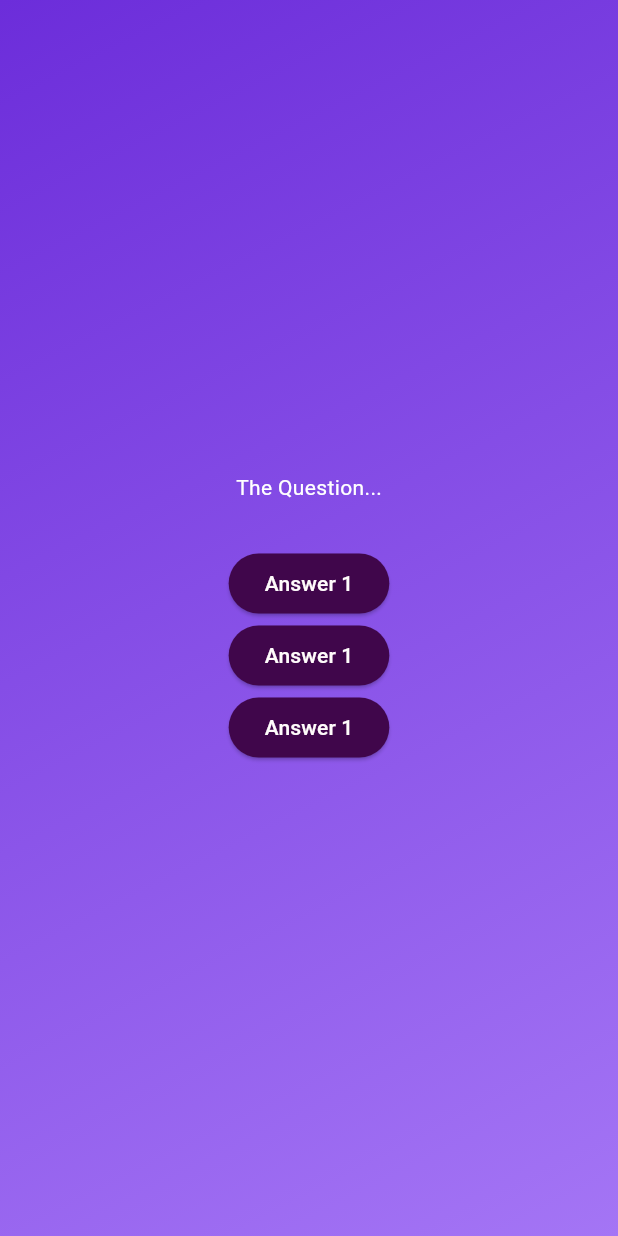
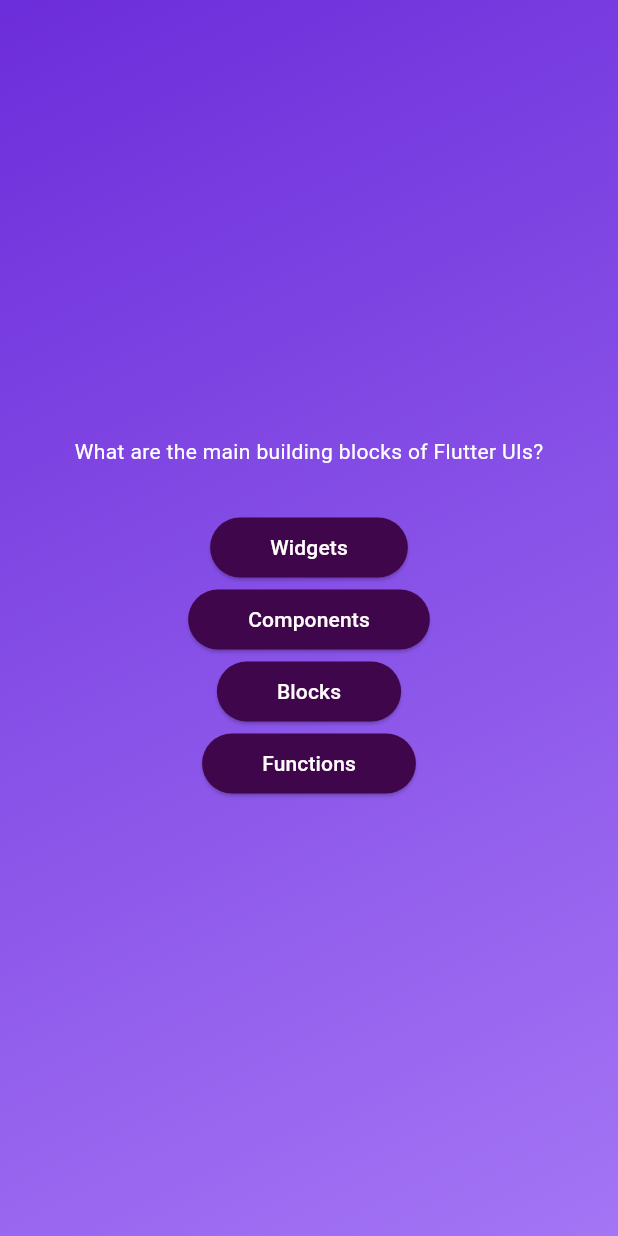
Before and after one commit to mrbrackins/quiz_app, a Flutter app: the screen it shows after launch, after a tap on "Start Quiz", on a phone screen of 412 x 824 dp. Run offline on Flutter 3.47's test engine with Material 3 defaults, Android fonts, the phone set to English and light mode, and no system bars.

Commit message:
added dynamic data

```diff
--- a/lib/answer_button.dart
+++ b/lib/answer_button.dart
@@ -13,8 +13,10 @@ class AnswerButton extends StatelessWidget {
     return  ElevatedButton(
       onPressed: onTap,
       style: ElevatedButton.styleFrom(
+        padding: EdgeInsets.symmetric(vertical: 10, horizontal: 40),
         backgroundColor: const Color.fromARGB(255, 64, 6, 75),
         foregroundColor: Color.fromARGB(255, 255, 251, 251),
+        shape: RoundedRectangleBorder(borderRadius: BorderRadius.circular(40)),
       ),
       child:  Text(answerText),
       );
--- a/lib/models/quiz_question.dart
+++ b/lib/models/quiz_question.dart
@@ -1,5 +1,5 @@
 class QuizQuestion {
   const QuizQuestion(this.text, this.answers);
-  final String text
+  final String text;
   final List<String> answers;
 }
--- a/lib/questions_screen.dart
+++ b/lib/questions_screen.dart
@@ -1,5 +1,6 @@
 import 'package:flutter/material.dart';
 import 'package:quiz_app/answer_button.dart';
+import 'package:quiz_app/data/questions.dart';
 
 class QuestionsScreen extends StatefulWidget {
   const QuestionsScreen({super.key});
@@ -11,18 +12,22 @@ class QuestionsScreen extends StatefulWidget {
 class _QuestionsScreenState extends State<QuestionsScreen> {
   @override
   Widget build(BuildContext context) {
+    final currentQuestion = questions[0];
     return SizedBox(
       width: double.infinity,
       child: Column(
         mainAxisAlignment: MainAxisAlignment.center,
         children: [
-          const Text('The Question...', style: TextStyle(color: Colors.white),),
+           Text(currentQuestion.text, style: TextStyle(color: Colors.white),),
           const SizedBox(
             height: 30,
           ),
-         AnswerButton('Answer 1', () { }),
-         AnswerButton('Answer 1', () { }),
-         AnswerButton('Answer 1', () { }),
+          ...currentQuestion.answers.map((answer){
+            return  AnswerButton(answer, () { });
+          }),
+
+
+
         ],
       ),
     );
```
Also changed, not shown: lib/data/questions.dart (renamed from lib/models/questions.dart).
